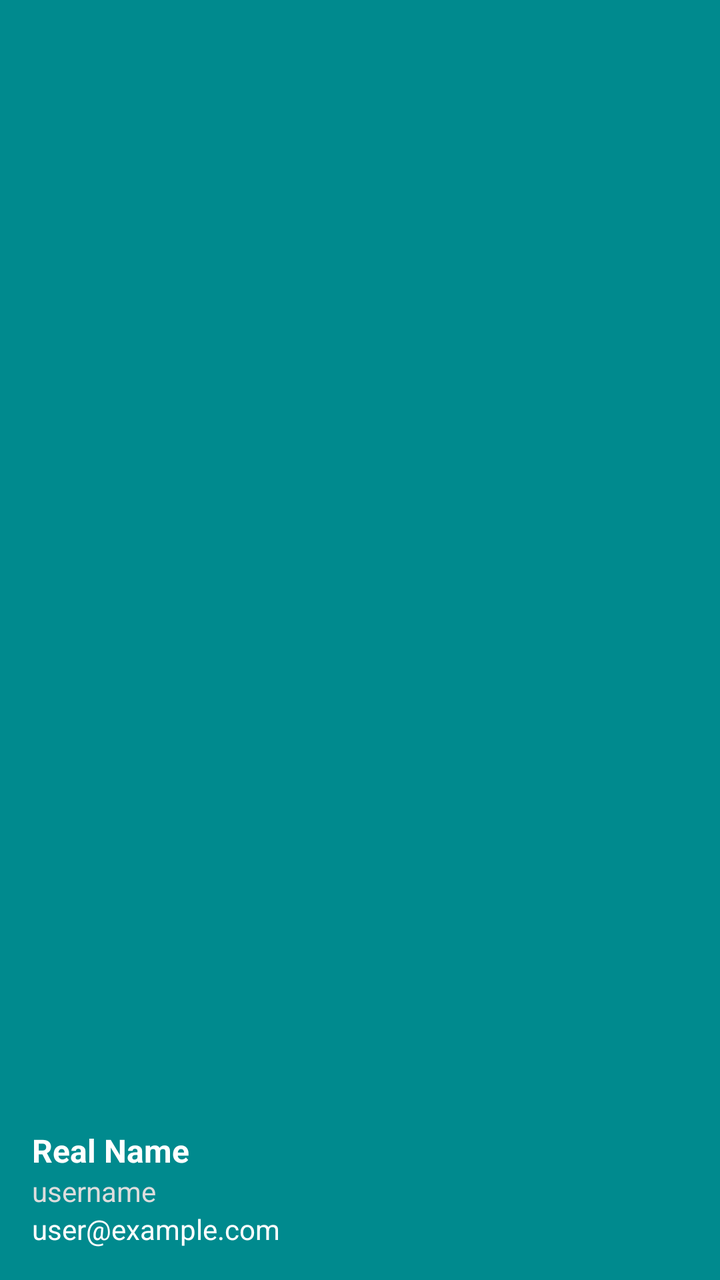
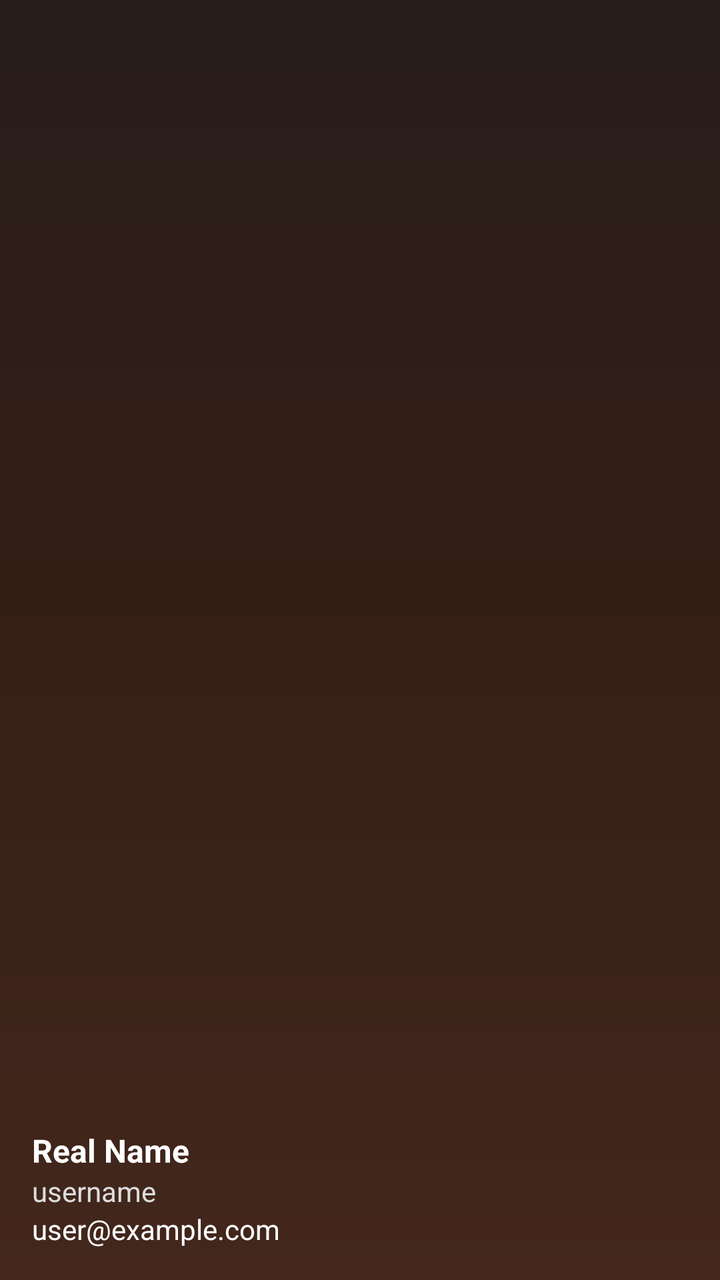

The first picture is an Android layout as it rendered before a commit; the second is the same layout after the commit. The layout source and the unified diff follow.
<!-- AndroidManifest.xml: application theme Theme.Bookshelf -->
<!-- res/layout/nav_header.xml -->
<?xml version="1.0" encoding="utf-8"?>
<LinearLayout xmlns:android="http://schemas.android.com/apk/res/android"
    android:layout_width="match_parent"
    android:layout_height="110dp"
    android:background="@color/background"
    android:gravity="bottom"
    android:orientation="vertical"
    android:padding="16dp"
    android:theme="@style/ThemeOverlay.AppCompat.Light"
    >



    <TextView
        android:id="@+id/nav_user_name"
        android:layout_width="match_parent"
        android:layout_height="wrap_content"
        android:text="Real Name"
        android:textColor="@color/white"
        android:textSize="16sp"
        android:textStyle="bold" />

    <TextView
        android:id="@+id/nav_user_handle"
        android:layout_width="match_parent"
        android:layout_height="wrap_content"
        android:text="username"
        android:textColor="#DDDDDD"
        android:textSize="14sp" />

    <TextView
        android:id="@+id/nav_user_email"
        android:layout_width="match_parent"
        android:layout_height="wrap_content"
        android:text="user@example.com"
        android:textColor="@color/white"
        android:textSize="14sp" />

</LinearLayout>
<!-- resources referenced by this layout -->
<resources>
  <color name="background">#008A8E</color>
  <color name="white">#FFFFFFFF</color>
  <style name="Theme.Bookshelf" parent="Base.Theme.Bookshelf" />
  <style name="Base.Theme.Bookshelf" parent="Theme.Material3.DayNight.NoActionBar">
          
          
      </style>
</resources>

<!-- the commit's change to res/layout/nav_header.xml (unified diff, before → after) -->
@@ -2,7 +2,7 @@
 <LinearLayout xmlns:android="http://schemas.android.com/apk/res/android"
     android:layout_width="match_parent"
     android:layout_height="110dp"
-    android:background="@color/background"
+    android:background="@drawable/blurred_brown_gradient"
     android:gravity="bottom"
     android:orientation="vertical"
     android:padding="16dp"
<!-- resource entries referenced after the edit -->
@@ -1,7 +1,19 @@
 <!-- resources referenced by this layout -->
 <resources>
-  <color name="background">#008A8E</color>
   <color name="white">#FFFFFFFF</color>
+  <!-- drawable blurred_brown_gradient (drawable) -->
+  <?xml version="1.0" encoding="utf-8"?>
+  
+  <shape xmlns:android="http://schemas.android.com/apk/res/android"
+      android:shape="rectangle">
+      <gradient
+          android:type="linear"
+          android:angle="270"
+          android:gradientRadius="600dp"
+          android:startColor="#281D1A"
+          android:centerColor="#351F16"
+          android:endColor="#43271C" />
+  </shape>
   <style name="Theme.Bookshelf" parent="Base.Theme.Bookshelf" />
   <style name="Base.Theme.Bookshelf" parent="Theme.Material3.DayNight.NoActionBar">
           
